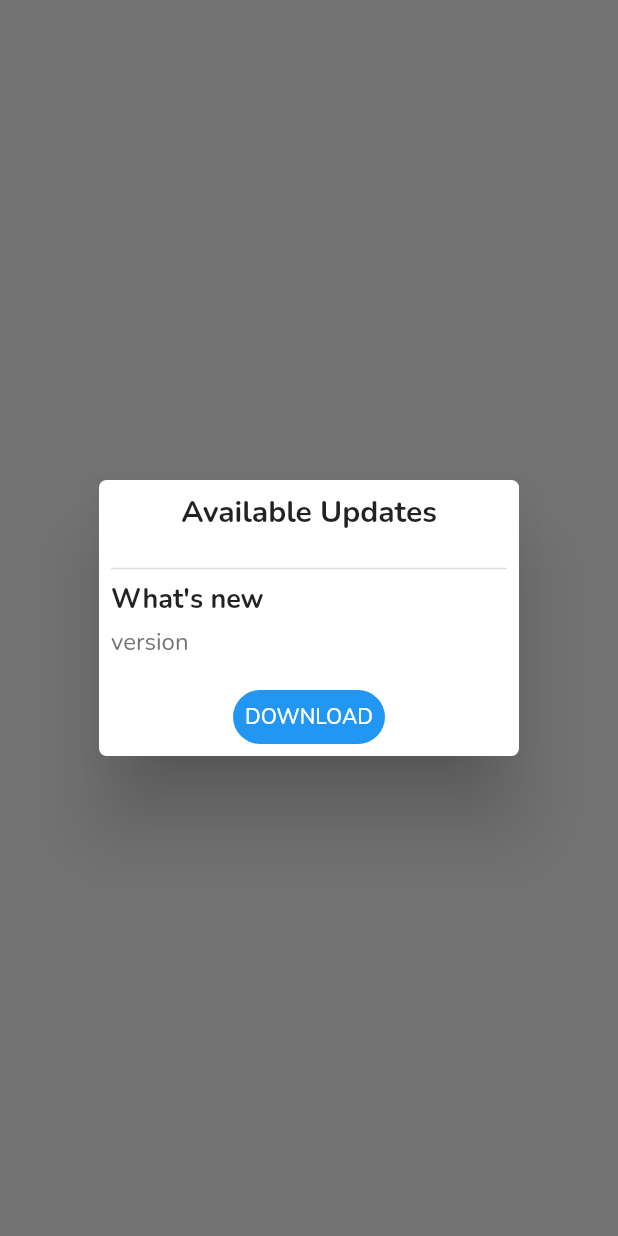
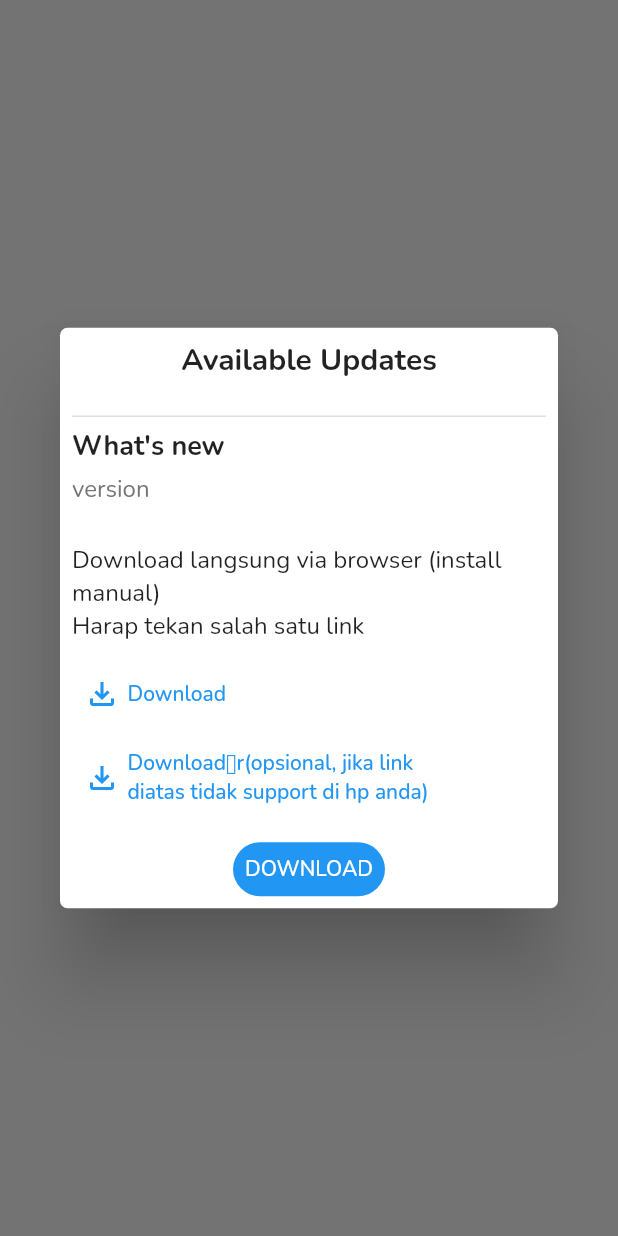
Before and after one commit to arymuhammad/absensi, a Flutter app: what dialogUpdateApp() shows on an empty page, opened directly, on a phone screen of 412 x 824 dp. Run offline on Flutter 3.47's test engine with Material 3 defaults, Android fonts, the phone set to English and light mode, and no system bars; our stand-ins replace awesome_dialog, cached_network_image, datetime_picker_formfield, file_picker, flutter_map, flutter_native_timezone_updated_gradle and 19 more; missing offline and left inert: day_night_time_picker, device_info_null_safety, device_marketing_names, expansion_tile_group, flutter_barcode_scanner and 6 more; accounts and stored records are empty; network calls fail; project files that could hold a hidden picture were left out.

Commit message:
fix dialog update

```diff
--- a/lib/app/modules/home/views/dialog_update_app.dart
+++ b/lib/app/modules/home/views/dialog_update_app.dart
@@ -66,24 +66,28 @@ dialogUpdateApp() {
                   i['desc'],
                   style: TextStyle(color: Colors.grey[500]),
                 ),
+              ],
+            ),
           const SizedBox(
             height: 20,
           ),
-                const Text('Download langsung via browser (install manual)\nHarap tekan salah satu link'),
+          const Text(
+              'Download langsung via browser (install manual)\nHarap tekan salah satu link'),
           const SizedBox(
             height: 10,
           ),
           TextButton(
             onPressed: () {
-                    launchUrl(Uri.parse(
-                        'http://103.156.15.61/update apk/absensiApp.apk'));
+              launchUrl(
+                  Uri.parse('http://103.156.15.61/update apk/absensiApp.apk'));
             },
             child: Row(
               children: [
                 const Icon(Icons.file_download_outlined),
-                      const SizedBox(width: 5,),
-                      Text('Download',
-                          style: TextStyle(color: Colors.blue[500])),
+                const SizedBox(
+                  width: 5,
+                ),
+                Text('Download', style: TextStyle(color: Colors.blue[500])),
               ],
             ),
           ),
@@ -98,14 +102,15 @@ dialogUpdateApp() {
             child: Row(
               children: [
                 const Icon(Icons.file_download_outlined),
-                      const SizedBox(width: 5,),
-                      Text('Download\br(opsional, jika link diatas tidak support di hp anda)',
+                const SizedBox(
+                  width: 5,
+                ),
+                Text(
+                    'Download\br(opsional, jika link \ndiatas tidak support di hp anda)',
                     style: TextStyle(color: Colors.blue[500])),
               ],
             ),
           ),
-              ],
-            )
         ],
       ),
       // textCancel: 'Batal',
```
Lines whose indentation alone changed are shown as unchanged.
